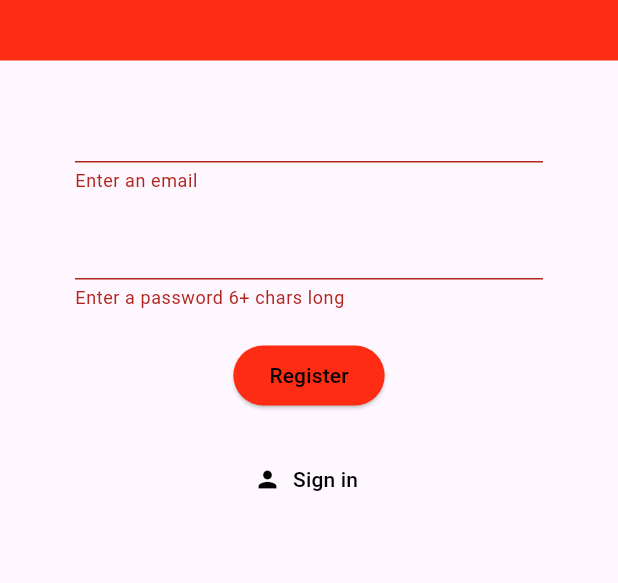
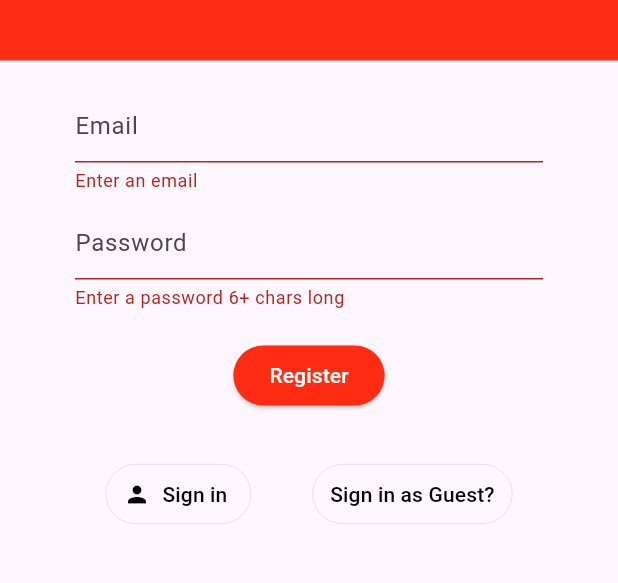
Before and after one commit to ch4rl3sF/BurnBoss, a Flutter app: the Register screen opened directly with empty values, after a tap on "Register", on a phone screen of 412 x 824 dp, the part 127-710 px from its top. Run offline on Flutter 3.47's test engine with Material 2 defaults, Android fonts, the phone set to English and light mode, and no system bars; our stand-ins replace cloud_firestore, firebase_auth, firebase_core; accounts and stored records are empty; network calls fail.

Commit message:
Added sign in as guest option

```diff
--- a/lib/NavDrawer.dart
+++ b/lib/NavDrawer.dart
@@ -1,8 +1,4 @@
-import 'package:burnboss/Calendar.dart';
-import 'package:burnboss/Creator.dart';
-import 'package:burnboss/main.dart';
 import 'package:flutter/material.dart';
-import 'package:flutter/services.dart';
 
 class NavDrawerWidget extends StatelessWidget {
   const NavDrawerWidget({Key? key}) : super(key: key);
@@ -20,7 +16,7 @@ class NavDrawerWidget extends StatelessWidget {
               style: TextStyle(color: Colors.white),
             ),
             accountEmail: Text(
-              'charlesfellows16@gmail.com',
+              'email',
               style: TextStyle(color: Colors.white),
             ),
             currentAccountPicture: CircleAvatar(
--- a/lib/authenticate/register.dart
+++ b/lib/authenticate/register.dart
@@ -52,6 +52,9 @@ class _RegisterState extends State<Register> {
           child: Column(
             children: [
               TextFormField(
+                decoration: InputDecoration(
+                  hintText: 'Email',
+                ),
                 validator: (val) => val!.isEmpty ? 'Enter an email' : null,
                 onChanged: (val) {
                   setState(() => email = val);
@@ -59,6 +62,9 @@ class _RegisterState extends State<Register> {
               ),
               SizedBox(height: 10),
               TextFormField(
+                decoration: InputDecoration(
+                  hintText: 'Password',
+                ),
                 validator: (val) =>
                     val!.length < 6 ? 'Enter a password 6+ chars long' : null,
                 obscureText: true,
@@ -83,17 +89,35 @@ class _RegisterState extends State<Register> {
                   }
                 },
               ),
+              SizedBox(height: 10),
               Text(
                 error,
                 style: TextStyle(color: Colors.red),
               ),
+              Row(
+                mainAxisAlignment: MainAxisAlignment.spaceAround,
+                children: [
                   TextButton.icon(
                     icon: Icon(Icons.person),
                     label: Text('Sign in'),
                     onPressed: () {
                       widget.toggleView();
                     },
-              )
+                  ),
+                  TextButton(
+                    child: Text('Sign in as Guest?'),
+                    onPressed: () async {
+                      dynamic result = await _auth.signInAnon();
+                      if (result == null) {
+                        print('error signing in');
+                      } else {
+                        print('signed in as guest');
+                        print(result.uid);
+                      }
+                    },
+                  ),
+                ],
+              ),
             ],
           ),
         ),
--- a/lib/authenticate/sign_in.dart
+++ b/lib/authenticate/sign_in.dart
@@ -52,6 +52,9 @@ class _SignInState extends State<SignIn> {
           child: Column(
             children: [
               TextFormField(
+                decoration: InputDecoration(
+                  hintText: 'Email',
+                ),
                 validator: (val) => val!.isEmpty ? 'Enter an email' : null,
                 onChanged: (val) {
                   setState(() => email = val);
@@ -59,6 +62,9 @@ class _SignInState extends State<SignIn> {
               ),
               SizedBox(height: 10),
               TextFormField(
+                decoration: InputDecoration(
+                  hintText: 'Password',
+                ),
                 validator: (val) =>
                     val!.length < 6 ? 'Enter a password 6+ chars long' : null,
                 obscureText: true,
@@ -85,12 +91,29 @@ class _SignInState extends State<SignIn> {
                 error,
                 style: TextStyle(color: Colors.red),
               ),
+              Row(
+                mainAxisAlignment: MainAxisAlignment.spaceAround,
+                children: [
                   TextButton.icon(
                     icon: Icon(Icons.person_add_alt_1),
                     label: Text('Register'),
                     onPressed: () {
                       widget.toggleView();
                     },
+                  ),
+                  TextButton(
+                    child: Text('Sign in as Guest?'),
+                    onPressed: () async {
+                      dynamic result = await _auth.signInAnon();
+                      if (result == null) {
+                        print('error signing in');
+                      } else {
+                        print('signed in as guest');
+                        print(result.uid);
+                      }
+                    },
+                  ),
+                ],
               ),
             ],
           ),
--- a/lib/models/user.dart
+++ b/lib/models/user.dart
@@ -2,4 +2,5 @@ class customUser {
   final String uid;
 
   customUser({ required this.uid });
+
 }
--- a/lib/services/auth.dart
+++ b/lib/services/auth.dart
@@ -1,7 +1,6 @@
 import 'package:burnboss/models/user.dart';
 import 'package:firebase_auth/firebase_auth.dart';
 import 'package:burnboss/models/user.dart' as UserModel;
-import 'package:firebase_auth/firebase_auth.dart';
 
 class AuthService{
 
--- a/lib/theme/theme_constants.dart
+++ b/lib/theme/theme_constants.dart
@@ -11,10 +11,18 @@ ThemeData lightTheme = ThemeData(
   appBarTheme: const AppBarTheme(color: COLOR_SECONDARY),
   cardTheme: CardTheme(color: COLOR_SECONDARY),
   iconTheme: IconThemeData(color: Colors.black),
-  tabBarTheme: TabBarTheme(labelColor: Colors.black, unselectedLabelColor: Colors.white),
-  elevatedButtonTheme: ElevatedButtonThemeData(style: ElevatedButton.styleFrom(primary: COLOR_PRIMARY, onPrimary: Colors.black),),
-  textButtonTheme: TextButtonThemeData(style: TextButton.styleFrom(primary: Colors.black,),)
-
+  tabBarTheme:
+      TabBarTheme(labelColor: Colors.black, unselectedLabelColor: Colors.white),
+  elevatedButtonTheme: ElevatedButtonThemeData(
+    style: ElevatedButton.styleFrom(
+        primary: COLOR_PRIMARY, onPrimary: Colors.white),
+  ),
+  textButtonTheme: TextButtonThemeData(
+    style: TextButton.styleFrom(
+      primary: Colors.black,
+      side: BorderSide(width: 0.5, color: Colors.black12 ),
+    ),
+  ),
 );
 
 ThemeData darkTheme = ThemeData(
@@ -22,5 +30,6 @@ ThemeData darkTheme = ThemeData(
   primaryColor: Color(0xff1DE6C9),
   iconTheme: IconThemeData(color: Colors.white),
   useMaterial3: true,
-  tabBarTheme: TabBarTheme(labelColor: Colors.black, unselectedLabelColor: Colors.white),
+  tabBarTheme:
+      TabBarTheme(labelColor: Colors.black, unselectedLabelColor: Colors.white),
 );
```
Lines whose indentation alone changed are shown as unchanged.
